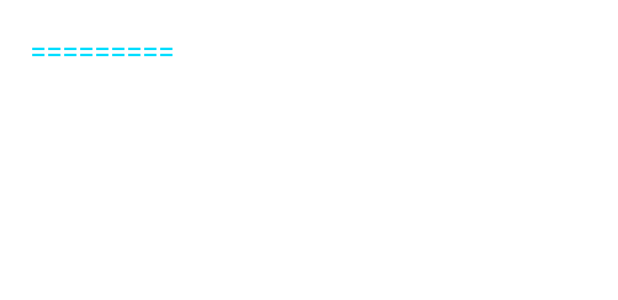
After one commit to iso88591/myhencoderplus, an Android app: the layout layout_color_framlayout.xml on its own in the app's theme, with its tools: preview values and no code run, on a phone screen of 412 x 824 dp. The commit adds this screen. Shown: the top 300 px of the screen. Run offline under Robolectric (Android 15) with nearby library versions, the phone set to English and light mode, and no system bars.

Commit message:
一种思路: 分发绘制顺序 让子view画到bitmap上 然后合成

```diff
--- a/app/src/main/AndroidManifest.xml
+++ b/app/src/main/AndroidManifest.xml
@@ -32,6 +32,7 @@
         </activity>
 
         <activity android:name=".ShowViewActivity"/>
+        <activity android:name=".ShowViewFromLayoutActivity"/>
     </application>
 
 </manifest>
--- /dev/null
+++ b/app/src/main/java/grg/learn/myhencoderplus/views/ColorFrameLayout.kt
@@ -0,0 +1,86 @@
+package grg.learn.myhencoderplus.views
+
+import android.animation.ObjectAnimator
+import android.content.Context
+import android.graphics.*
+import android.util.AttributeSet
+import android.widget.FrameLayout
+
+class ColorFrameLayout @JvmOverloads constructor(
+    context: Context, attrs: AttributeSet? = null
+) : FrameLayout(context, attrs) {
+
+    val mCanvas = Canvas()
+
+    lateinit var bitmap: Bitmap
+    val xfermode = PorterDuffXfermode(PorterDuff.Mode.MULTIPLY)
+
+    var move: Float = 0f
+        set(value) {
+            field = value
+            invalidate()
+        }
+
+    val paint = Paint(Paint.ANTI_ALIAS_FLAG).also {
+        it.style = Paint.Style.FILL
+        it.color = Color.RED
+    }
+
+    var ofFloat: ObjectAnimator? = null
+
+    init {
+
+    }
+
+    override fun onSizeChanged(w: Int, h: Int, oldw: Int, oldh: Int) {
+        super.onSizeChanged(w, h, oldw, oldh)
+
+        if (ofFloat == null && width > 0) {
+
+            ofFloat = ObjectAnimator.ofFloat(this, "move", 0f, width.toFloat())
+
+            ofFloat!!.duration = 500
+            ofFloat!!.repeatCount = -1
+            ofFloat!!.startDelay = 1000
+            ofFloat!!.start()
+
+        }
+
+    }
+
+    override fun dispatchDraw(canvas: Canvas) {
+
+        if (width <= 0 || height <= 0) {
+            super.dispatchDraw(canvas)
+        } else {
+            //清屏
+            mCanvas.drawColor(Color.TRANSPARENT)
+            bitmap = Bitmap.createBitmap(width, height, Bitmap.Config.ARGB_8888)
+            mCanvas.setBitmap(bitmap)
+            super.dispatchDraw(mCanvas)
+
+            colorDraw(canvas)
+        }
+
+    }
+
+    private fun colorDraw(canvas: Canvas) {
+
+        val saveLayer = canvas.saveLayer(null, null)
+        canvas.drawBitmap(bitmap, 0f, 0f, null)
+
+        paint.xfermode = xfermode
+        canvas.drawRect(
+            0f + move,
+            0f,
+            10f + move,
+            height.toFloat(),
+            paint
+        )
+        paint.xfermode = null
+
+        canvas.restoreToCount(saveLayer)
+    }
+
+
+}
--- /dev/null
+++ b/app/src/main/res/layout/layout_color_framlayout.xml
@@ -0,0 +1,15 @@
+<?xml version="1.0" encoding="utf-8"?>
+<grg.learn.myhencoderplus.views.ColorFrameLayout xmlns:android="http://schemas.android.com/apk/res/android"
+    android:layout_width="wrap_content"
+    android:padding="20dp"
+    android:layout_height="wrap_content">
+
+    <TextView
+        android:gravity="center"
+        android:text="========="
+        android:textSize="20sp"
+        android:textColor="@android:color/holo_blue_bright"
+        android:layout_width="wrap_content"
+        android:layout_height="wrap_content"/>
+
+</grg.learn.myhencoderplus.views.ColorFrameLayout>
```
Also changed, not shown: app/src/main/java/grg/learn/myhencoderplus/MainActivity.kt (+7 -2 lines), app/src/main/java/grg/learn/myhencoderplus/ShowViewFromLayoutActivity.kt (added, +29 -0 lines), app/src/main/res/layout/activity_main.xml (+9 -0 lines).
